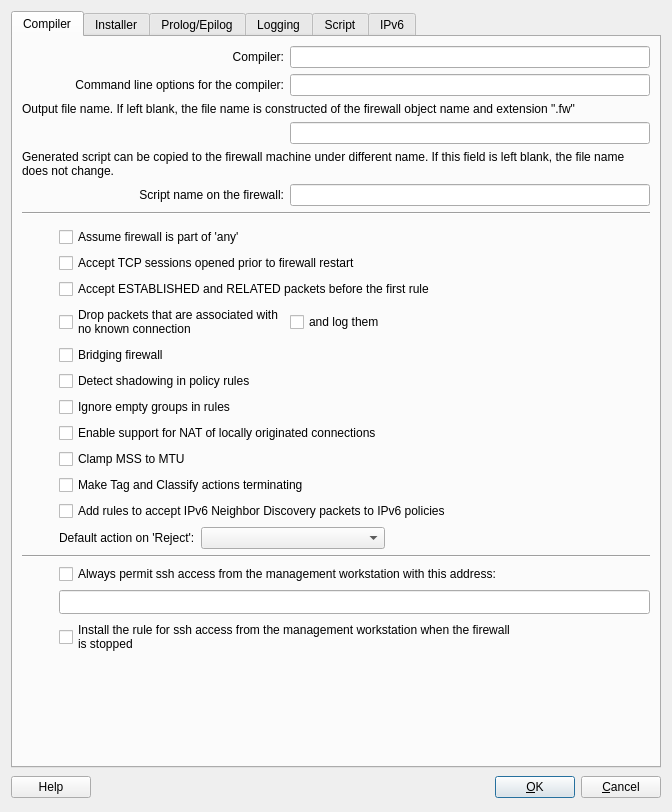
The window that src/gui/iptadvanceddialog_q.ui (fwbuilder/fwbuilder) describes before a commit, drawn with Qt 5.
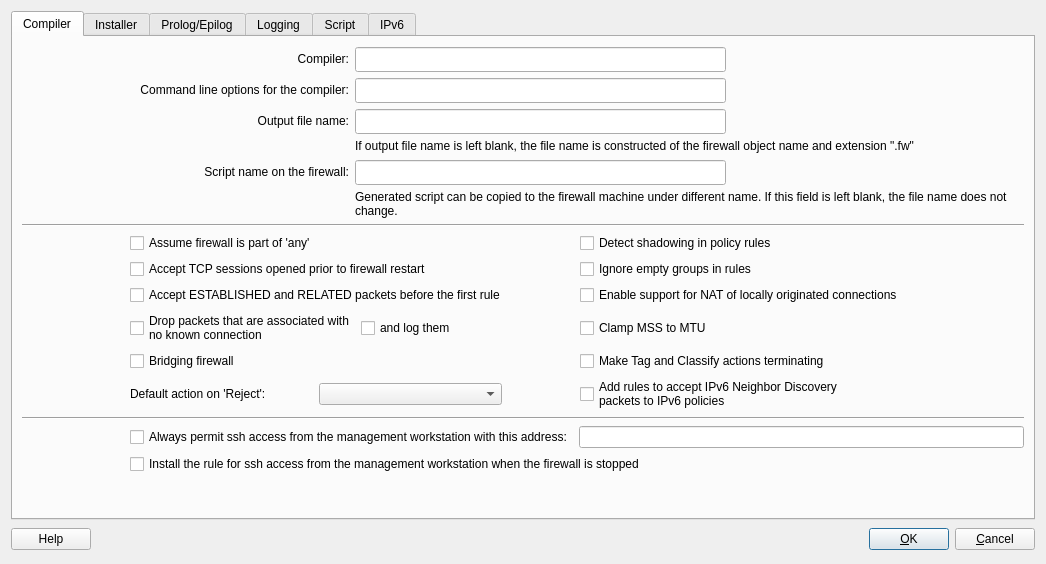
The same window after the commit. The open tabs and pages were chosen to show the change.

Commit message: iptables "advanced" settings dialog redesign

Patch:
```diff
--- a/src/gui/iptadvanceddialog_q.ui
+++ b/src/gui/iptadvanceddialog_q.ui
@@ -12,8 +12,8 @@
    <rect>
     <x>0</x>
     <y>0</y>
-    <width>672</width>
-    <height>812</height>
+    <width>962</width>
+    <height>564</height>
    </rect>
   </property>
   <property name="sizePolicy">
@@ -44,8 +44,8 @@
       <attribute name="title">
        <string>Compiler</string>
       </attribute>
-      <layout class="QGridLayout" name="gridLayout_5">
-       <item row="0" column="0" colspan="3">
+      <layout class="QGridLayout" name="gridLayout_7">
+       <item row="0" column="0" colspan="2">
         <widget class="QLabel" name="compilerLabel">
          <property name="text">
           <string>Compiler:</string>
@@ -58,8 +58,14 @@
          </property>
         </widget>
        </item>
-       <item row="0" column="3" colspan="2">
+       <item row="0" column="2" colspan="2">
         <widget class="QLineEdit" name="compiler">
+         <property name="minimumSize">
+          <size>
+           <width>300</width>
+           <height>25</height>
+          </size>
+         </property>
          <property name="maximumSize">
           <size>
            <width>32767</width>
@@ -68,7 +74,20 @@
          </property>
         </widget>
        </item>
-       <item row="1" column="0" colspan="3">
+       <item row="0" column="4">
+        <spacer name="horizontalSpacer">
+         <property name="orientation">
+          <enum>Qt::Horizontal</enum>
+         </property>
+         <property name="sizeHint" stdset="0">
+          <size>
+           <width>241</width>
+           <height>22</height>
+          </size>
+         </property>
+        </spacer>
+       </item>
+       <item row="1" column="0" colspan="2">
         <widget class="QLabel" name="compilerArgsLabel">
          <property name="sizePolicy">
           <sizepolicy hsizetype="Expanding" vsizetype="Preferred">
@@ -87,8 +106,14 @@
          </property>
         </widget>
        </item>
-       <item row="1" column="3" colspan="2">
+       <item row="1" column="2" colspan="2">
         <widget class="QLineEdit" name="compilerArgs">
+         <property name="minimumSize">
+          <size>
+           <width>300</width>
+           <height>25</height>
+          </size>
+         </property>
          <property name="maximumSize">
           <size>
            <width>32767</width>
@@ -97,7 +122,7 @@
          </property>
         </widget>
        </item>
-       <item row="2" column="0" colspan="5">
+       <item row="2" column="0" colspan="2">
         <widget class="QLabel" name="textLabel1_5">
          <property name="sizePolicy">
           <sizepolicy hsizetype="Expanding" vsizetype="Preferred">
@@ -106,18 +131,24 @@
           </sizepolicy>
          </property>
          <property name="text">
-          <string>Output file name. If left blank, the file name is constructed of the firewall object name and extension &quot;.fw&quot;</string>
+          <string>Output file name:</string>
          </property>
          <property name="alignment">
-          <set>Qt::AlignVCenter</set>
+          <set>Qt::AlignRight|Qt::AlignTrailing|Qt::AlignVCenter</set>
          </property>
          <property name="wordWrap">
           <bool>true</bool>
          </property>
         </widget>
        </item>
-       <item row="3" column="3" colspan="2">
+       <item row="2" column="2" colspan="2">
         <widget class="QLineEdit" name="outputFileName">
+         <property name="minimumSize">
+          <size>
+           <width>300</width>
+           <height>25</height>
+          </size>
+         </property>
          <property name="maximumSize">
           <size>
            <width>32767</width>
@@ -126,17 +157,17 @@
          </property>
         </widget>
        </item>
-       <item row="4" column="0" colspan="5">
-        <widget class="QLabel" name="label_4">
+       <item row="3" column="2" colspan="3">
+        <widget class="QLabel" name="label_7">
          <property name="text">
-          <string>Generated script can be copied to the firewall machine under different name. If this field is left blank, the file name does not change.</string>
+          <string>If output file name is left blank, the file name is constructed of the firewall object name and extension &quot;.fw&quot;</string>
          </property>
          <property name="wordWrap">
           <bool>true</bool>
          </property>
         </widget>
        </item>
-       <item row="5" column="0" colspan="3">
+       <item row="4" column="0" colspan="2">
         <widget class="QLabel" name="label_2">
          <property name="text">
           <string>Script name on the firewall:</string>
@@ -146,8 +177,14 @@
          </property>
         </widget>
        </item>
-       <item row="5" column="3" colspan="2">
+       <item row="4" column="2" colspan="2">
         <widget class="QLineEdit" name="fileNameOnFw">
+         <property name="minimumSize">
+          <size>
+           <width>300</width>
+           <height>25</height>
+          </size>
+         </property>
          <property name="maximumSize">
           <size>
            <width>32767</width>
@@ -156,6 +193,16 @@
          </property>
         </widget>
        </item>
+       <item row="5" column="2" colspan="3">
+        <widget class="QLabel" name="label_4">
+         <property name="text">
+          <string>Generated script can be copied to the firewall machine under different name. If this field is left blank, the file name does not change.</string>
+         </property>
+         <property name="wordWrap">
+          <bool>true</bool>
+         </property>
+        </widget>
+       </item>
        <item row="6" column="0" colspan="5">
         <widget class="Line" name="line4_2">
          <property name="frameShape">
@@ -169,23 +216,25 @@
          </property>
         </widget>
        </item>
-       <item row="7" column="0" rowspan="2">
-        <spacer name="verticalSpacer">
+       <item row="7" column="0">
+        <spacer>
          <property name="orientation">
-          <enum>Qt::Vertical</enum>
+          <enum>Qt::Horizontal</enum>
          </property>
          <property name="sizeType">
-          <enum>QSizePolicy::Maximum</enum>
+          <enum>QSizePolicy::Fixed</enum>
          </property>
          <property name="sizeHint" stdset="0">
           <size>
-           <width>0</width>
-           <height>0</height>
+           <width>10</width>
+           <height>150</height>
           </size>
          </property>
         </spacer>
        </item>
-       <item row="8" column="1" colspan="2">
+       <item row="7" column="1" colspan="4">
+        <layout class="QGridLayout" name="gridLayout_5">
+         <item row="0" column="0">
         <widget class="QCheckBox" name="assumeFwIsPartOfAny">
          <property name="sizePolicy">
           <sizepolicy hsizetype="Minimum" vsizetype="Fixed">
@@ -198,23 +247,20 @@
          </property>
         </widget>
        </item>
-       <item row="9" column="0" rowspan="6">
-        <spacer>
-         <property name="orientation">
-          <enum>Qt::Horizontal</enum>
-         </property>
-         <property name="sizeType">
-          <enum>QSizePolicy::Maximum</enum>
-         </property>
-         <property name="sizeHint" stdset="0">
-          <size>
-           <width>30</width>
-           <height>150</height>
-          </size>
-         </property>
-        </spacer>
-       </item>
-       <item row="9" column="1" colspan="4">
+         <item row="0" column="1">
+          <widget class="QCheckBox" name="shadowing">
+           <property name="sizePolicy">
+            <sizepolicy hsizetype="Minimum" vsizetype="Fixed">
+             <horstretch>0</horstretch>
+             <verstretch>0</verstretch>
+            </sizepolicy>
+           </property>
+           <property name="text">
+            <string>Detect shadowing in policy rules</string>
+           </property>
+          </widget>
+         </item>
+         <item row="1" column="0">
         <widget class="QCheckBox" name="acceptSessions">
          <property name="sizePolicy">
           <sizepolicy hsizetype="Minimum" vsizetype="Fixed">
@@ -227,7 +273,20 @@
          </property>
         </widget>
        </item>
-       <item row="10" column="1" colspan="4">
+         <item row="1" column="1">
+          <widget class="QCheckBox" name="emptyGroups">
+           <property name="sizePolicy">
+            <sizepolicy hsizetype="Minimum" vsizetype="Fixed">
+             <horstretch>0</horstretch>
+             <verstretch>0</verstretch>
+            </sizepolicy>
+           </property>
+           <property name="text">
+            <string>Ignore empty groups in rules</string>
+           </property>
+          </widget>
+         </item>
+         <item row="2" column="0">
         <widget class="QCheckBox" name="acceptESTBeforeFirst">
          <property name="sizePolicy">
           <sizepolicy hsizetype="Minimum" vsizetype="Fixed">
@@ -240,7 +299,22 @@
          </property>
         </widget>
        </item>
-       <item row="11" column="1" colspan="2">
+         <item row="2" column="1">
+          <widget class="QCheckBox" name="localNAT">
+           <property name="sizePolicy">
+            <sizepolicy hsizetype="Minimum" vsizetype="Fixed">
+             <horstretch>0</horstretch>
+             <verstretch>0</verstretch>
+            </sizepolicy>
+           </property>
+           <property name="text">
+            <string>Enable support for NAT of locally originated connections</string>
+           </property>
+          </widget>
+         </item>
+         <item row="3" column="0">
+          <layout class="QHBoxLayout" name="horizontalLayout_3">
+           <item>
         <widget class="QCheckBox" name="dropInvalid">
          <property name="text">
           <string>Drop packets that are associated with
@@ -248,82 +322,16 @@
          </property>
         </widget>
        </item>
-       <item row="11" column="3">
+           <item>
         <widget class="QCheckBox" name="logInvalid">
          <property name="text">
           <string>and log them</string>
          </property>
         </widget>
        </item>
-       <item row="11" column="4">
-        <spacer>
-         <property name="orientation">
-          <enum>Qt::Horizontal</enum>
-         </property>
-         <property name="sizeType">
-          <enum>QSizePolicy::Expanding</enum>
-         </property>
-         <property name="sizeHint" stdset="0">
-          <size>
-           <width>80</width>
-           <height>20</height>
-          </size>
-         </property>
-        </spacer>
-       </item>
-       <item row="12" column="1" colspan="4">
-        <widget class="QCheckBox" name="bridge">
-         <property name="sizePolicy">
-          <sizepolicy hsizetype="Minimum" vsizetype="Fixed">
-           <horstretch>0</horstretch>
-           <verstretch>0</verstretch>
-          </sizepolicy>
-         </property>
-         <property name="text">
-          <string>Bridging firewall</string>
-         </property>
-        </widget>
-       </item>
-       <item row="13" column="1" colspan="4">
-        <widget class="QCheckBox" name="shadowing">
-         <property name="sizePolicy">
-          <sizepolicy hsizetype="Minimum" vsizetype="Fixed">
-           <horstretch>0</horstretch>
-           <verstretch>0</verstretch>
-          </sizepolicy>
-         </property>
-         <property name="text">
-          <string>Detect shadowing in policy rules</string>
-         </property>
-        </widget>
-       </item>
-       <item row="14" column="1" colspan="4">
-        <widget class="QCheckBox" name="emptyGroups">
-         <property name="sizePolicy">
-          <sizepolicy hsizetype="Minimum" vsizetype="Fixed">
-           <horstretch>0</horstretch>
-           <verstretch>0</verstretch>
-          </sizepolicy>
-         </property>
-         <property name="text">
-          <string>Ignore empty groups in rules</string>
-         </property>
-        </widget>
-       </item>
-       <item row="15" column="1" colspan="4">
-        <widget class="QCheckBox" name="localNAT">
-         <property name="sizePolicy">
-          <sizepolicy hsizetype="Minimum" vsizetype="Fixed">
-           <horstretch>0</horstretch>
-           <verstretch>0</verstretch>
-          </sizepolicy>
-         </property>
-         <property name="text">
-          <string>Enable support for NAT of locally originated connections</string>
-         </property>
-        </widget>
-       </item>
-       <item row="16" column="1" colspan="4">
+          </layout>
+         </item>
+         <item row="3" column="1">
         <widget class="QCheckBox" name="clampMSStoMTU">
          <property name="sizePolicy">
           <sizepolicy hsizetype="Minimum" vsizetype="Fixed">
@@ -343,26 +351,29 @@
          </property>
         </widget>
        </item>
-       <item row="17" column="1" colspan="4">
+         <item row="4" column="0">
+          <widget class="QCheckBox" name="bridge">
+           <property name="sizePolicy">
+            <sizepolicy hsizetype="Minimum" vsizetype="Fixed">
+             <horstretch>0</horstretch>
+             <verstretch>0</verstretch>
+            </sizepolicy>
+           </property>
+           <property name="text">
+            <string>Bridging firewall</string>
+           </property>
+          </widget>
+         </item>
+         <item row="4" column="1">
         <widget class="QCheckBox" name="makeTagClassifyTerminating">
          <property name="text">
           <string>Make Tag and Classify actions terminating</string>
          </property>
         </widget>
        </item>
-       <item row="18" column="1" colspan="4">
-        <widget class="QCheckBox" name="ipv6NeighborDiscovery">
-         <property name="toolTip">
-          <string>Compiler will automatically generate rules to permit ICMP6 packets used in IPv6
-Neighbor Discovery after the rules that accept ESTABLISHED,RELATE and before 
-the rule that drops packets in state INVALID.</string>
-         </property>
-         <property name="text">
-          <string>Add rules to accept IPv6 Neighbor Discovery packets to IPv6 policies</string>
-         </property>
-        </widget>
-       </item>
-       <item row="19" column="1">
+         <item row="5" column="0">
+          <layout class="QHBoxLayout" name="horizontalLayout_4">
+           <item>
         <widget class="QLabel" name="textLabel9">
          <property name="text">
           <string>Default action on 'Reject':</string>
@@ -372,16 +383,16 @@
          </property>
         </widget>
        </item>
-       <item row="19" column="2" colspan="2">
+           <item>
         <widget class="QComboBox" name="actionOnReject"/>
        </item>
-       <item row="19" column="4">
+           <item>
         <spacer>
          <property name="orientation">
           <enum>Qt::Horizontal</enum>
          </property>
          <property name="sizeType">
-          <enum>QSizePolicy::Expanding</enum>
+              <enum>QSizePolicy::Minimum</enum>
          </property>
          <property name="sizeHint" stdset="0">
           <size>
@@ -391,7 +402,24 @@
          </property>
         </spacer>
        </item>
-       <item row="20" column="0" colspan="5">
+          </layout>
+         </item>
+         <item row="5" column="1">
+          <widget class="QCheckBox" name="ipv6NeighborDiscovery">
+           <property name="toolTip">
+            <string>Compiler will automatically generate rules to permit ICMP6 packets used in IPv6
+Neighbor Discovery after the rules that accept ESTABLISHED,RELATE and before 
+the rule that drops packets in state INVALID.</string>
+           </property>
+           <property name="text">
+            <string>Add rules to accept IPv6 Neighbor Discovery
+packets to IPv6 policies</string>
+           </property>
+          </widget>
+         </item>
+        </layout>
+       </item>
+       <item row="8" column="0" colspan="5">
         <widget class="Line" name="line4">
          <property name="frameShape">
           <enum>QFrame::HLine</enum>
@@ -404,30 +432,14 @@
          </property>
         </widget>
        </item>
-       <item row="21" column="0" rowspan="2">
-        <spacer>
-         <property name="orientation">
-          <enum>Qt::Horizontal</enum>
-         </property>
-         <property name="sizeType">
-          <enum>QSizePolicy::Fixed</enum>
-         </property>
-         <property name="sizeHint" stdset="0">
-          <size>
-           <width>30</width>
-           <height>50</height>
-          </size>
-         </property>
-        </spacer>
-       </item>
-       <item row="21" column="1" colspan="4">
+       <item row="9" column="1" colspan="2">
         <widget class="QCheckBox" name="mgmt_ssh">
          <property name="text">
           <string>Always permit ssh access from the management workstation with this address:</string>
          </property>
         </widget>
        </item>
-       <item row="22" column="1" colspan="4">
+       <item row="9" column="3" colspan="2">
         <widget class="QLineEdit" name="mgmt_addr">
          <property name="sizePolicy">
           <sizepolicy hsizetype="Expanding" vsizetype="Fixed">
@@ -443,15 +455,14 @@
          </property>
         </widget>
        </item>
-       <item row="23" column="1" colspan="4">
+       <item row="10" column="1" colspan="4">
         <widget class="QCheckBox" name="add_mgmt_ssh_rule_when_stoped">
          <property name="text">
-          <string>Install the rule for ssh access from the management workstation when the firewall 
-is stopped</string>
+          <string>Install the rule for ssh access from the management workstation when the firewall is stopped</string>
          </property>
         </widget>
        </item>
-       <item row="24" column="1">
+       <item row="11" column="4">
         <spacer>
          <property name="orientation">
           <enum>Qt::Vertical</enum>
```
Left out of the diff: 42 changed lines with no effect on the pictures. Lines whose indentation alone changed are shown as unchanged. The commit also changes 2 other files.
